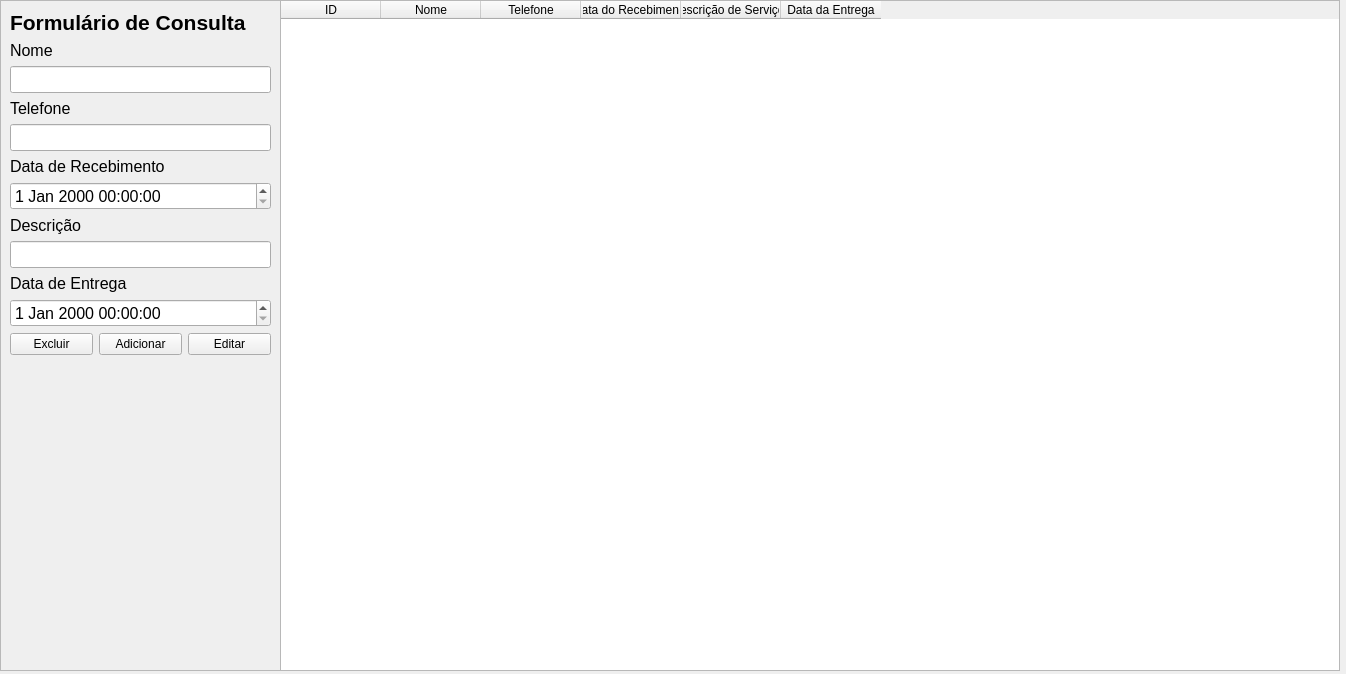
Before: the Qt Designer form view/ui_consulta.ui in ImperadorFortum/Projeto_integra-o2.0, drawn with Qt 5.
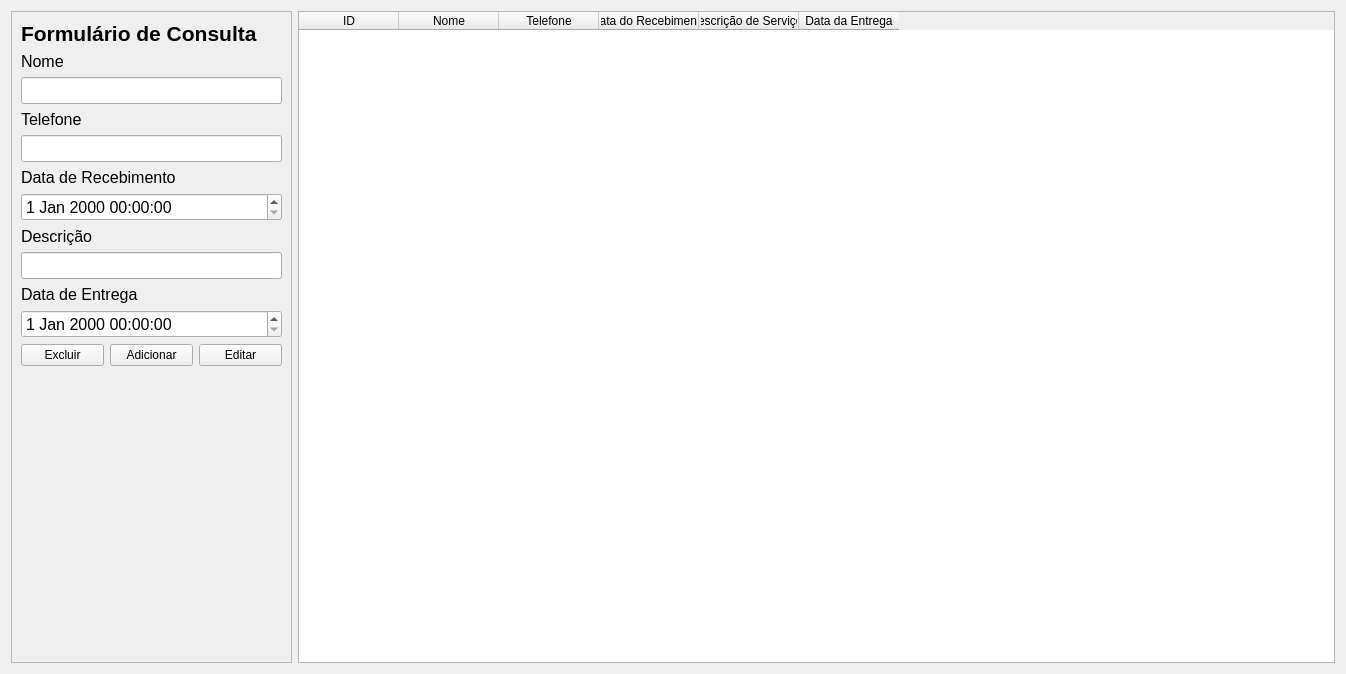
After: the same form once the commit is applied.

```diff
--- a/view/ui_consulta.ui
+++ b/view/ui_consulta.ui
@@ -13,15 +13,9 @@
   <property name="windowTitle">
    <string>Form</string>
   </property>
+  <layout class="QHBoxLayout" name="horizontalLayout_2">
+   <item>
   <widget class="QFrame" name="frame">
-   <property name="geometry">
-    <rect>
-     <x>0</x>
-     <y>0</y>
-     <width>281</width>
-     <height>671</height>
-    </rect>
-   </property>
    <property name="maximumSize">
     <size>
      <width>281</width>
@@ -194,15 +188,9 @@
     </item>
    </layout>
   </widget>
+   </item>
+   <item>
   <widget class="QTableWidget" name="tabela">
-   <property name="geometry">
-    <rect>
-     <x>280</x>
-     <y>0</y>
-     <width>1060</width>
-     <height>671</height>
-    </rect>
-   </property>
    <column>
     <property name="text">
      <string>ID</string>
@@ -234,6 +222,8 @@
     </property>
    </column>
   </widget>
+   </item>
+  </layout>
  </widget>
  <resources/>
  <connections/>
```
Lines whose indentation alone changed are shown as unchanged.
